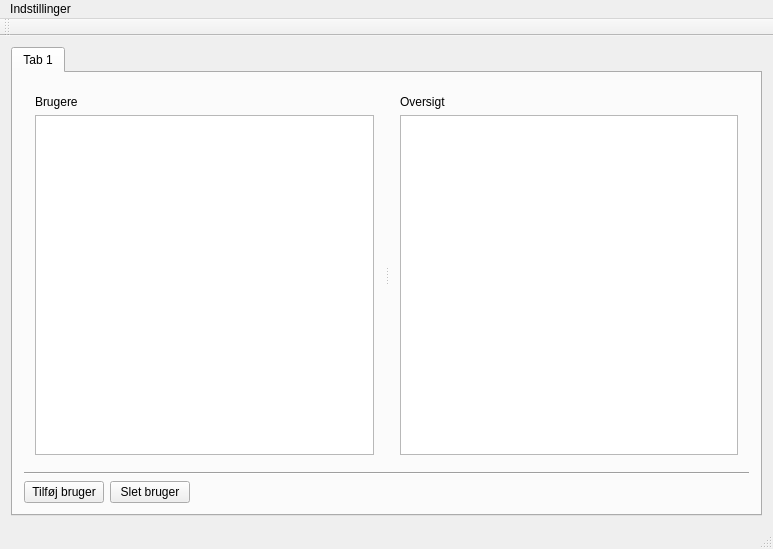
Before: the Qt Designer form foe_main.ui in sgh/FOE, drawn with Qt 5.
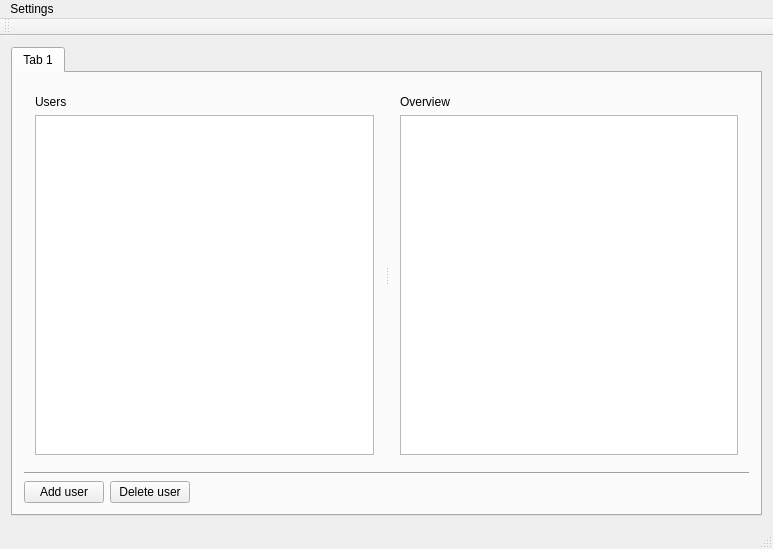
After: the same form once the commit is applied.

What changed in the file:
```diff
--- a/foe_main.ui
+++ b/foe_main.ui
@@ -35,7 +35,7 @@
             <item>
              <widget class="QLabel" name="label">
               <property name="text">
-               <string>Brugere</string>
+               <string>Users</string>
               </property>
              </widget>
             </item>
@@ -58,7 +58,7 @@
             <item>
              <widget class="QLabel" name="label_2">
               <property name="text">
-               <string>Oversigt</string>
+               <string>Overview</string>
               </property>
              </widget>
             </item>
@@ -105,14 +105,14 @@
           <item>
            <widget class="QPushButton" name="addUserButton">
             <property name="text">
-             <string>Tilføj bruger</string>
+             <string>Add user</string>
             </property>
            </widget>
           </item>
           <item>
            <widget class="QPushButton" name="deleteUserButton">
             <property name="text">
-             <string>Slet bruger</string>
+             <string>Delete user</string>
             </property>
            </widget>
           </item>
@@ -157,7 +157,7 @@
    </property>
    <widget class="QMenu" name="menuIndstillinger">
     <property name="title">
-     <string>Indstillinger</string>
+     <string>Settings</string>
     </property>
     <addaction name="actionForbindelse"/>
    </widget>
```
Left out of the diff: 8 changed lines with no effect on the pictures.
